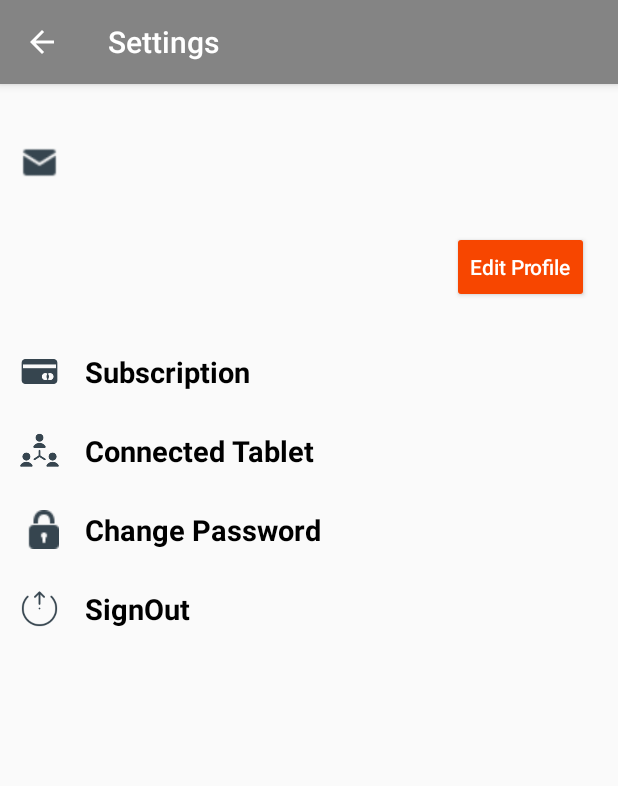
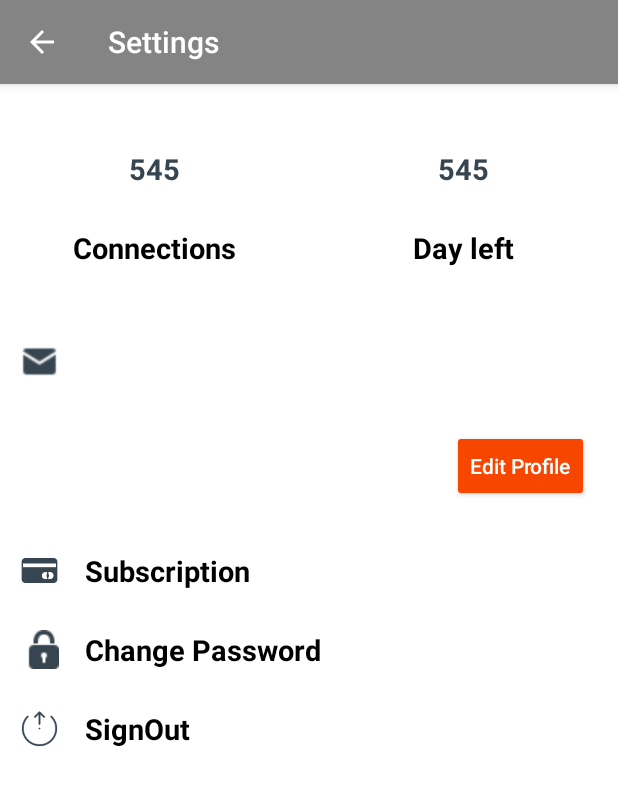
Before and after one commit to saadbutt7836/Veem, an Android app: the SettingActivity screen opened directly, with no data from a screen before it, after a tap on "Edit Profile", on a phone screen of 412 x 824 dp. Shown: the top 786 px of the screen. Run offline under Robolectric (Android 15) with nearby library versions, the phone set to English and light mode, and no system bars; our stand-ins replace ButterKnife, Firebase (no records; nobody signed in at launch, a user with empty details on screens opened directly), Picasso, sdp/ssp sizes; libraries missing offline, so code that uses them is left out: com.mikhaellopez.circularimageview; pictures from the network do not load.

Commit message:
Settings Commit

```diff
--- a/app/src/main/java/com/wgorganizaton/veem/Activity/SettingActivity.java
+++ b/app/src/main/java/com/wgorganizaton/veem/Activity/SettingActivity.java
@@ -6,6 +6,7 @@ import android.os.Bundle;
 import android.view.MenuItem;
 import android.view.View;
 import android.widget.Button;
+import android.widget.LinearLayout;
 import android.widget.TextView;
 import android.widget.Toast;
 
@@ -29,10 +30,20 @@ import butterknife.ButterKnife;
 
 public class SettingActivity extends AppCompatActivity implements View.OnClickListener {
 
+    @BindView(R.id.connect_click)
+    LinearLayout Connect_Click;
+    @BindView(R.id.connect_counts)
+    TextView Connect_Counts;
+    @BindView(R.id.sub_left_counts)
+    TextView Sub_Left_Counts;
+
+
     @BindView(R.id.edit_profile)
     Button Edit_profile;
     @BindView(R.id.setting_email)
     TextView Setting_Email;
+    @BindView(R.id.buy_subscription)
+    TextView Buy_Subscription;
     @BindView(R.id.change_pass)
     TextView Change_Pass;
     @BindView(R.id.sign_out)
@@ -64,7 +75,9 @@ public class SettingActivity extends AppCompatActivity implements View.OnClickLi
         RetrieveUserInfo();
 
 //        CLICK LISTENERS
+        Connect_Click.setOnClickListener(this);
         Edit_profile.setOnClickListener(this);
+        Buy_Subscription.setOnClickListener(this);
         Change_Pass.setOnClickListener(this);
         SignOut.setOnClickListener(this);
     }
@@ -78,14 +91,17 @@ public class SettingActivity extends AppCompatActivity implements View.OnClickLi
     @Override
     public void onClick(View v) {
         switch (v.getId()) {
-            case R.id.profile_img:
-                Toast.makeText(this, "working", Toast.LENGTH_SHORT).show();
+            case R.id.connect_click:
+                Toast.makeText(this, "coming soon", Toast.LENGTH_SHORT).show();
                 break;
             case R.id.edit_profile:
-                Toast.makeText(this, "working", Toast.LENGTH_SHORT).show();
+                Toast.makeText(this, "coming soon", Toast.LENGTH_SHORT).show();
+                break;
+            case R.id.buy_subscription:
+                Toast.makeText(this, "coming soon", Toast.LENGTH_SHORT).show();
                 break;
             case R.id.change_pass:
-                Toast.makeText(this, "working", Toast.LENGTH_SHORT).show();
+                Toast.makeText(this, "coming soon", Toast.LENGTH_SHORT).show();
                 break;
             case R.id.sign_out:
                 UserSignOut();
--- a/app/src/main/res/layout/activity_setting.xml
+++ b/app/src/main/res/layout/activity_setting.xml
@@ -4,9 +4,81 @@
     xmlns:tools="http://schemas.android.com/tools"
     android:layout_width="match_parent"
     android:layout_height="match_parent"
+    android:background="@color/White"
     android:orientation="vertical"
     tools:context=".Activity.SettingActivity">
 
+
+    <LinearLayout
+        android:layout_width="match_parent"
+        android:layout_height="wrap_content"
+        android:layout_marginTop="@dimen/_10sdp"
+        android:orientation="horizontal">
+
+
+        <LinearLayout
+            android:id="@+id/connect_click"
+            android:layout_width="match_parent"
+            android:layout_height="wrap_content"
+            android:layout_margin="@dimen/_8sdp"
+            android:layout_weight="1"
+            android:gravity="center_horizontal"
+            android:orientation="vertical">
+
+            <TextView
+                android:id="@+id/connect_counts"
+                android:layout_width="wrap_content"
+                android:layout_height="wrap_content"
+                android:gravity="center"
+                android:minWidth="@dimen/_50sdp"
+                android:minHeight="@dimen/_50sdp"
+                android:text="545"
+                android:textColor="@color/Charcoal"
+                android:textSize="@dimen/_15sdp"
+                android:textStyle="bold" />
+
+            <TextView
+                android:layout_width="wrap_content"
+                android:layout_height="wrap_content"
+                android:layout_marginTop="@dimen/_5sdp"
+                android:text="@string/connections"
+                android:textAllCaps="false"
+                android:textColor="@color/Black"
+                android:textSize="@dimen/_15sdp"
+                android:textStyle="bold" />
+        </LinearLayout>
+
+        <LinearLayout
+            android:layout_width="match_parent"
+            android:layout_height="wrap_content"
+            android:layout_margin="@dimen/_8sdp"
+            android:layout_weight="1"
+            android:gravity="center_horizontal"
+            android:orientation="vertical">
+
+            <TextView
+                android:id="@+id/sub_left_counts"
+                android:layout_width="wrap_content"
+                android:layout_height="wrap_content"
+                android:gravity="center"
+                android:minWidth="@dimen/_50sdp"
+                android:minHeight="@dimen/_50sdp"
+                android:text="545"
+                android:textColor="@color/Charcoal"
+                android:textSize="@dimen/_15sdp"
+                android:textStyle="bold" />
+
+            <TextView
+                android:layout_width="wrap_content"
+                android:layout_height="wrap_content"
+                android:layout_marginTop="@dimen/_5sdp"
+                android:text="@string/days_left"
+                android:textAllCaps="false"
+                android:textColor="@color/Black"
+                android:textSize="@dimen/_15sdp"
+                android:textStyle="bold" />
+        </LinearLayout>
+    </LinearLayout>
 
     <LinearLayout
         android:layout_width="match_parent"
@@ -64,14 +136,9 @@
             android:src="@drawable/subscribe"
             android:tint="@color/Charcoal" />
 
-        <com.google.android.material.textfield.TextInputLayout
-            android:layout_width="match_parent"
-            android:layout_height="wrap_content"
-            android:focusable="true"
-            android:focusableInTouchMode="true">
 
         <TextView
-                android:id="@+id/subscription"
+            android:id="@+id/buy_subscription"
             android:layout_width="match_parent"
             android:layout_height="wrap_content"
             android:backgroundTint="@color/DimPurple"
@@ -80,40 +147,8 @@
             android:textColor="@color/Black"
             android:textSize="@dimen/_15sdp"
             android:textStyle="bold" />
-        </com.google.android.material.textfield.TextInputLayout>
     </LinearLayout>
 
-    <LinearLayout
-        android:layout_width="match_parent"
-        android:layout_height="wrap_content"
-        android:gravity="center_vertical">
-
-        <ImageView
-            android:layout_width="@dimen/_30sdp"
-            android:layout_height="@dimen/_30sdp"
-            android:layout_margin="@dimen/_5sdp"
-            android:padding="@dimen/_5sdp"
-            android:src="@drawable/connection"
-            android:tint="@color/Charcoal" />
-
-        <com.google.android.material.textfield.TextInputLayout
-            android:layout_width="match_parent"
-            android:layout_height="wrap_content"
-            android:focusable="true"
-            android:focusableInTouchMode="true">
-
-            <TextView
-                android:id="@+id/connect_tablet"
-                android:layout_width="match_parent"
-                android:layout_height="wrap_content"
-                android:backgroundTint="@color/DimPurple"
-                android:paddingStart="@dimen/_3sdp"
-                android:text="@string/tablet_connect"
-                android:textColor="@color/Black"
-                android:textSize="@dimen/_15sdp"
-                android:textStyle="bold" />
-        </com.google.android.material.textfield.TextInputLayout>
-    </LinearLayout>
 
     <LinearLayout
         android:layout_width="match_parent"
@@ -128,11 +163,6 @@
             android:src="@drawable/lock"
             android:tint="@color/Charcoal" />
 
-        <com.google.android.material.textfield.TextInputLayout
-            android:layout_width="match_parent"
-            android:layout_height="wrap_content"
-            android:focusable="true"
-            android:focusableInTouchMode="true">
 
         <TextView
             android:id="@+id/change_pass"
@@ -144,7 +174,6 @@
             android:textColor="@color/Black"
             android:textSize="@dimen/_15sdp"
             android:textStyle="bold" />
-        </com.google.android.material.textfield.TextInputLayout>
     </LinearLayout>
 
     <LinearLayout
@@ -160,11 +189,6 @@
             android:src="@drawable/signout"
             android:tint="@color/Charcoal" />
 
-        <com.google.android.material.textfield.TextInputLayout
-            android:layout_width="match_parent"
-            android:layout_height="wrap_content"
-            android:focusable="true"
-            android:focusableInTouchMode="true">
 
         <TextView
             android:id="@+id/sign_out"
@@ -176,7 +200,6 @@
             android:textColor="@color/Black"
             android:textSize="@dimen/_15sdp"
             android:textStyle="bold" />
-        </com.google.android.material.textfield.TextInputLayout>
     </LinearLayout>
 
 </LinearLayout>
--- a/app/src/main/res/values/strings.xml
+++ b/app/src/main/res/values/strings.xml
@@ -27,14 +27,15 @@
 
     <!--    HOME-->
     <string name="dashboard">Dashboard</string>
-    <string name="tablet_connect">Connected Tablet</string>
-    <string name="subscribe">Subscription</string>
     <string name="audio_call">Audio Call</string>
     <string name="video_call">Video Call</string>
     <string name="text_sms">Text</string>
 
     <!--    SETTINGS-->
     <string name="settings">Settings</string>
+    <string name="connections">Connections</string>
+    <string name="subscribe">Subscription</string>
+    <string name="days_left">Day left</string>
     <string name="edit_profile">Edit Profile</string>
     <string name="change_pass">Change Password</string>
     <string name="sign_out">SignOut</string>
```
Lines whose indentation alone changed are shown as unchanged.
